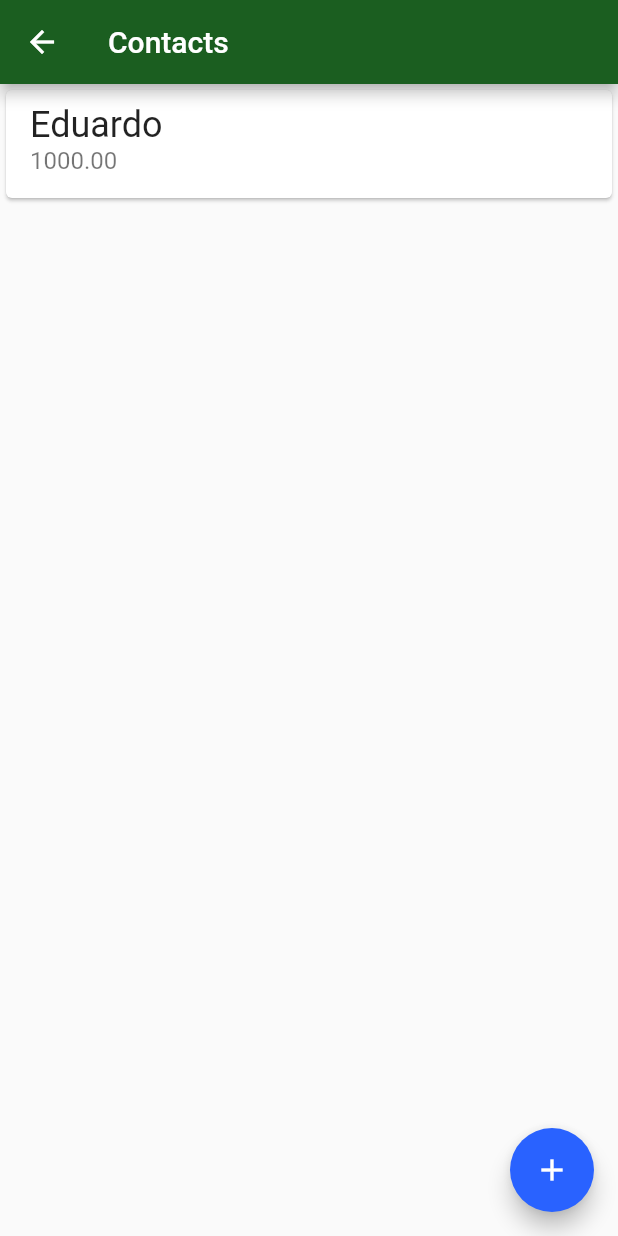
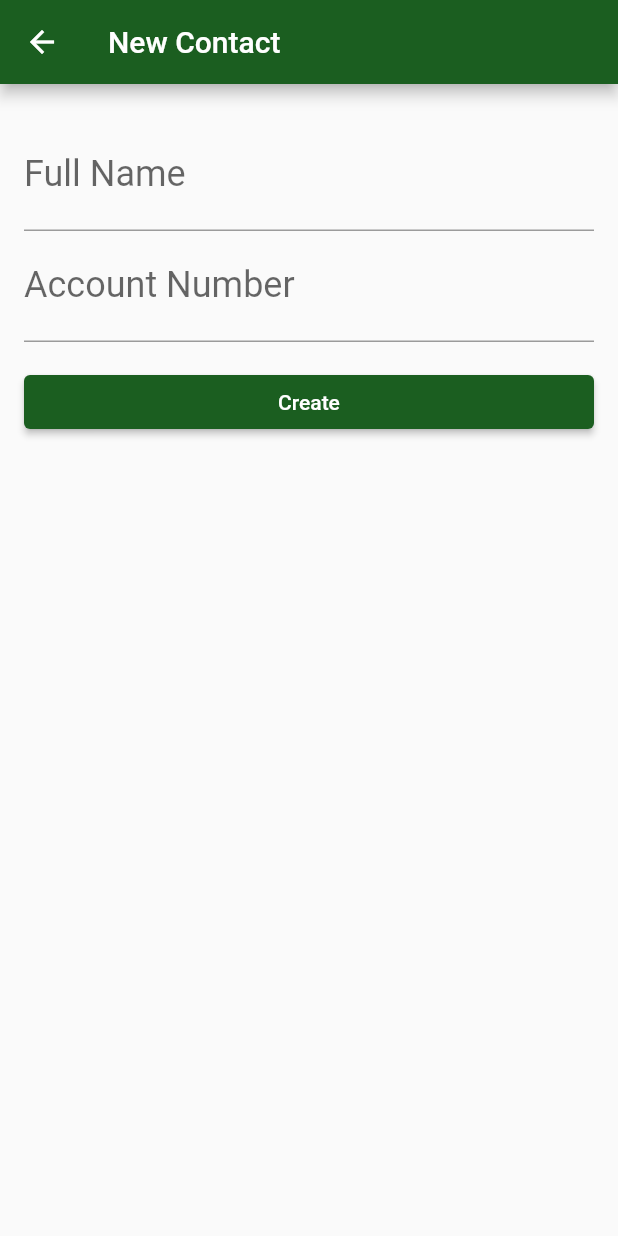
Before and after one commit to donPain/ByteBank, a Flutter app: the ContactsList screen opened directly, after a tap on the "add" icon, on a phone screen of 412 x 824 dp. Run offline on Flutter 3.47's test engine with Material 2 defaults, Android fonts, the phone set to English and light mode, and no system bars; our stand-ins replace sqflite; accounts and stored records are empty.

Commit message:
Commit SQLite

```diff
--- /dev/null
+++ b/lib/database/app_database.dart
@@ -0,0 +1,44 @@
+import 'package:bytebank/models/contact.dart';
+import 'package:path/path.dart';
+import 'package:sqflite/sqflite.dart';
+
+Future<Database> createDatabase() {
+  return getDatabasesPath().then((dbPath) {
+    final String path = join(dbPath, 'bytebank.db');
+    return openDatabase(path, onCreate: (db, version) {
+      db.execute('CREATE TABLE IF NOT EXISTS contacts('
+          'id INTEGER primary key, '
+          'name TEXT , '
+          'account_number INTEGER) ');
+    }, version: 1);
+  });
+}
+
+Future<int> save(Contact contact) {
+  return createDatabase().then(
+    (db) {
+      final Map<String, dynamic> contactMap = Map();
+      contactMap['id'] = contact.id;
+      contactMap['name'] = contact.name;
+      contactMap['account_number'] = contact.accountNumber;
+      return db.insert('contact', contactMap);
+    },
+  );
+}
+
+Future<List<Contact>> findAll() {
+  return createDatabase().then((db) {
+    return db.query('contacts').then((maps) {
+      final List<Contact> contacts = List.empty();
+      for (Map<String, dynamic> map in maps) {
+        final Contact contact = Contact(
+          map['Id'],
+          map['name'],
+          map['account_number'],
+        );
+        contacts.add(contact);
+      }
+      return contacts;
+    });
+  });
+}
--- a/lib/main.dart
+++ b/lib/main.dart
@@ -1,7 +1,13 @@
+import 'package:bytebank/models/contact.dart';
 import 'package:flutter/material.dart';
+import 'database/app_database.dart';
 import 'screens/dashboard.dart';
+
 void main() {
   runApp(ByteBankApp());
+  save(Contact(0, 'Eduardo', 10000)).then((id) {
+    findAll().then((contacts) => debugPrint(contacts.toString()));
+  });
 }
 
 class ByteBankApp extends StatelessWidget {
@@ -11,12 +17,11 @@ class ByteBankApp extends StatelessWidget {
         theme: ThemeData(
           primaryColor: Colors.green[900],
           accentColor: Colors.blueAccent[700],
-        buttonTheme:  ButtonThemeData(
+          buttonTheme: ButtonThemeData(
             buttonColor: Colors.blueAccent[700],
             textTheme: ButtonTextTheme.primary,
           ),
         ),
-      home: Dashboard()
-    );
+        home: Dashboard());
   }
 }
--- /dev/null
+++ b/lib/models/contact.dart
@@ -0,0 +1,16 @@
+class Contact {
+  final int id;
+  final String name;
+  final int? accountNumber;
+
+  Contact(
+    this.id,
+    this.name,
+    this.accountNumber,
+  );
+
+  @override
+  String toString() {
+    return 'Contact{id: $id, name: $name, accountNumber: $accountNumber}';
+  }
+}
--- /dev/null
+++ b/lib/screens/contact_form.dart
@@ -0,0 +1,66 @@
+import 'package:bytebank/models/contact.dart';
+import 'package:flutter/material.dart';
+
+class ContactForm extends StatefulWidget {
+  @override
+  _ContactFormState createState() => _ContactFormState();
+}
+
+class _ContactFormState extends State<ContactForm> {
+  final TextEditingController _nameController = TextEditingController();
+
+  final TextEditingController _accountNumberController =
+      TextEditingController();
+
+  @override
+  Widget build(BuildContext context) {
+    return Scaffold(
+        appBar: AppBar(
+          title: Text('New Contact'),
+        ),
+        body: Padding(
+          padding: const EdgeInsets.all(16.0),
+          child: Column(
+            children: <Widget>[
+              Padding(
+                padding: const EdgeInsets.only(top: 8.0),
+                child: TextField(
+                  controller: _nameController,
+                  decoration: InputDecoration(labelText: 'Full Name'),
+                  style: TextStyle(
+                    fontSize: 24.0,
+                  ),
+                ),
+              ),
+              TextField(
+                controller: _accountNumberController,
+                decoration: InputDecoration(labelText: 'Account Number'),
+                style: TextStyle(
+                  fontSize: 24.0,
+                ),
+                keyboardType: TextInputType.number,
+              ),
+              Padding(
+                  padding: const EdgeInsets.only(top: 16.0),
+                  child: SizedBox(
+                    width: double.maxFinite,
+                    child: ElevatedButton(
+                      child: Text('Create'),
+                      onPressed: () {
+                        final String name = _nameController.text;
+                        final int? accountNumber =
+                            int.tryParse(_accountNumberController.text);
+                        final Contact newContact =
+                            Contact(0, name, accountNumber);
+                        Navigator.pop(context, newContact);
+                      },
+                      style: ElevatedButton.styleFrom(
+                        primary: Colors.green[900],
+                      ),
+                    ),
+                  )),
+            ],
+          ),
+        ));
+  }
+}
--- a/lib/screens/contacts_list.dart
+++ b/lib/screens/contacts_list.dart
@@ -1,3 +1,5 @@
+import 'package:bytebank/models/contact.dart';
+import 'package:bytebank/screens/contact_form.dart';
 import 'package:flutter/material.dart';
 
 class ContactsList extends StatelessWidget {
@@ -5,31 +7,43 @@ class ContactsList extends StatelessWidget {
   Widget build(BuildContext context) {
     return Scaffold(
       appBar: AppBar(title: Text('Contacts')),
-      body: ListView(
-       children: <Widget> [
-         Card(
-           child: ListTile(
-             title: Text('Eduardo',
-             style: TextStyle(
-               fontSize:24
-               ),
-             ),
-             subtitle: Text('1000.00',
-              style: TextStyle(
-                fontSize:16
+      body: ListView(children: <Widget>[]),
+      floatingActionButton: FloatingActionButton(
+        backgroundColor: Colors.green[900],
+        onPressed: () {
+          Navigator.of(context)
+              .push(
+                MaterialPageRoute(
+                  builder: (context) => ContactForm(),
                 ),
               )
-            ),
-           )
-          ]
-        ),
-
-    floatingActionButton: FloatingActionButton(
-       onPressed: () {},
-       child: Icon(
-         Icons.add,
+              .then((newContact) => debugPrint(newContact.toString()));
+        },
+        child: Icon(
+          Icons.add,
         ),
       ),
     );
   }
 }
+
+class _ContactItem extends StatelessWidget {
+  final Contact contact;
+
+  _ContactItem(this.contact);
+
+  @override
+  Widget build(BuildContext context) {
+    return Card(
+      child: ListTile(
+          title: Text(
+            contact.name,
+            style: TextStyle(fontSize: 24),
+          ),
+          subtitle: Text(
+            contact.accountNumber.toString(),
+            style: TextStyle(fontSize: 16),
+          )),
+    );
+  }
+}
--- a/pubspec.yaml
+++ b/pubspec.yaml
@@ -23,8 +23,8 @@ environment:
 dependencies:
   flutter:
     sdk: flutter
-
-
+  sqflite:
+  path:
   # The following adds the Cupertino Icons font to your application.
   # Use with the CupertinoIcons class for iOS style icons.
   cupertino_icons: ^1.0.2
```
Also changed, not shown: pubspec.lock. Lines whose indentation alone changed are shown as unchanged.
